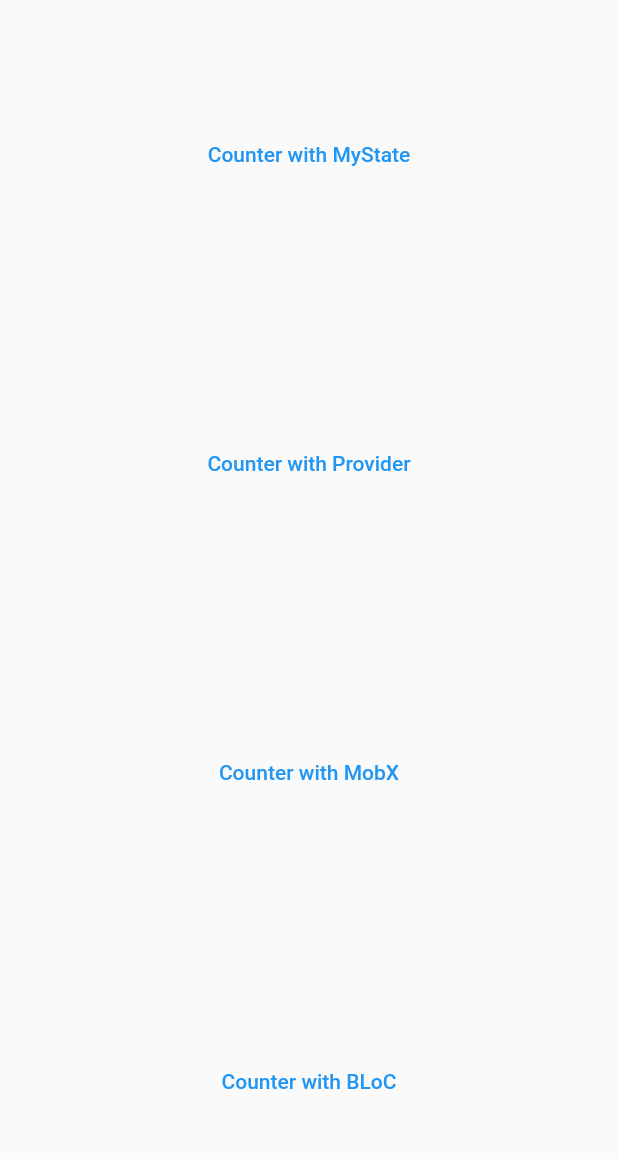
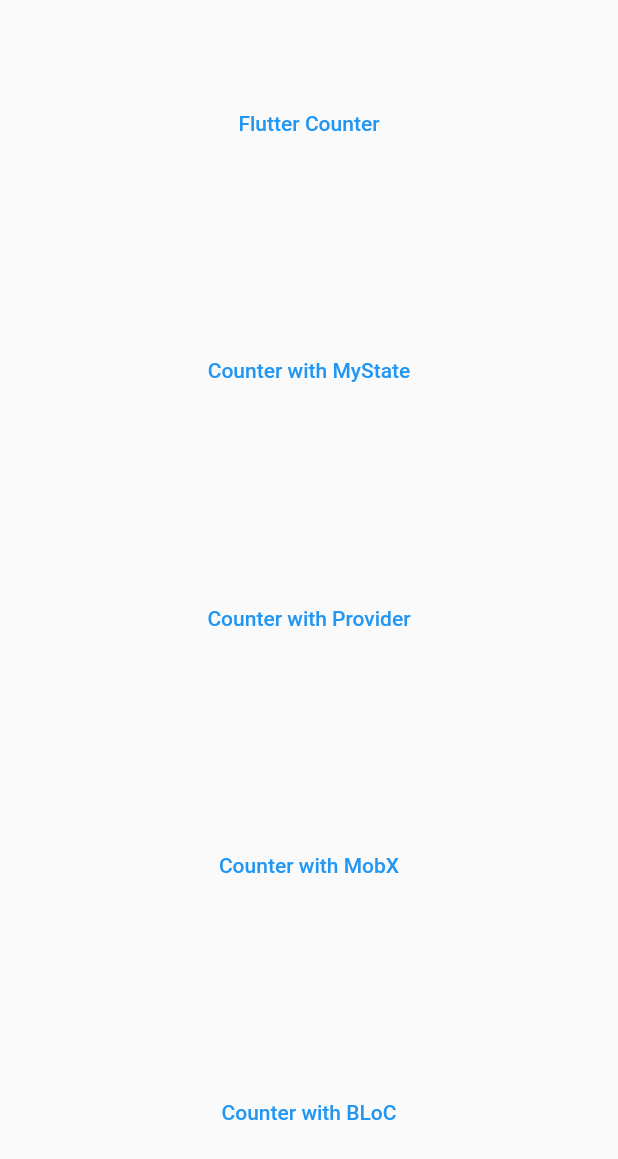
Before and after one commit to devkaio/counter, a Flutter app: the screen it shows after launch, on a phone screen of 412 x 824 dp. Shown: the top 1159 px of the screen. Run offline on Flutter 3.47's test engine with Material 2 defaults, Android fonts, the phone set to English and light mode, and no system bars; our stand-ins replace flutter_mobx, mobx; generated files the repository leaves out were written again.

Commit message:
create default flutter counter module

```diff
--- a/lib/appwidget.dart
+++ b/lib/appwidget.dart
@@ -1,3 +1,4 @@
+import 'package:counter/modules/counter_flutter/counter_flutter.dart';
 import 'package:counter/modules/counter_mobx/counter_mobx_page.dart';
 import 'package:counter/modules/counter_mystate/counter_mystate.dart';
 import 'package:counter/screens/counter_list.dart';
@@ -14,6 +15,7 @@ class AppWidget extends StatelessWidget {
         CounterListPage.id: (context) => CounterListPage(),
         CounterMobxPage.id: (context) => CounterMobxPage(),
         CounterMyStatePage.id: (context) => CounterMyStatePage(),
+        CounterFlutter.id: (context) => CounterFlutter(),
       },
     );
   }
--- a/lib/screens/counter_list.dart
+++ b/lib/screens/counter_list.dart
@@ -1,3 +1,4 @@
+import 'package:counter/modules/counter_flutter/counter_flutter.dart';
 import 'package:counter/modules/counter_mobx/counter_mobx_page.dart';
 import 'package:counter/modules/counter_mystate/counter_mystate.dart';
 import 'package:flutter/material.dart';
@@ -15,6 +16,16 @@ class CounterListPage extends StatelessWidget {
           crossAxisAlignment: CrossAxisAlignment.stretch,
           direction: Axis.vertical,
           children: [
+            Flexible(
+              fit: FlexFit.tight,
+              flex: 1,
+              child: TextButton(
+                child: Text("Flutter Counter"),
+                onPressed: () {
+                  Navigator.pushNamed(context, CounterFlutter.id);
+                },
+              ),
+            ),
             Flexible(
               fit: FlexFit.tight,
               flex: 1,
```
Also changed, not shown: lib/modules/counter_flutter/counter_flutter.dart (added, +85 -0 lines), 1 other file.
